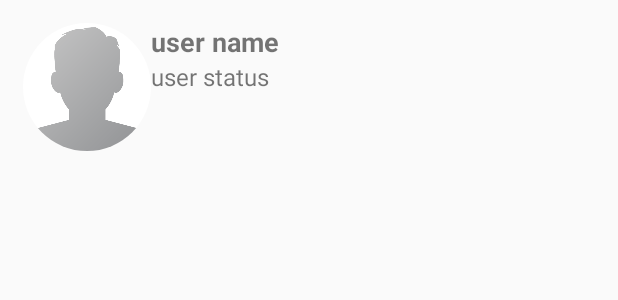
After one commit to Siddharth1698/Charla, an Android app: the layout user_display_layout.xml on its own in the app's theme, with its tools: preview values and no code run, on a phone screen of 412 x 824 dp. The commit adds this screen. Shown: the top 300 px of the screen. Run offline under Robolectric (Android 15) with nearby library versions, the phone set to English and light mode, and no system bars.

Commit message:
Retrive All Users

```diff
--- a/app/build.gradle
+++ b/app/build.gradle
@@ -32,8 +32,10 @@ dependencies {
     testImplementation 'junit:junit:4.12'
     androidTestImplementation 'androidx.test:runner:1.1.0-alpha4'
     androidTestImplementation 'androidx.test.espresso:espresso-core:3.1.0-alpha4'
-    compile 'com.theartofdev.edmodo:android-image-cropper:2.8.+'
+    implementation 'com.theartofdev.edmodo:android-image-cropper:2.8.+'
     implementation 'com.squareup.picasso:picasso:2.71828'
+    implementation 'androidx.recyclerview:recyclerview:1.0.0'
+    implementation 'com.firebaseui:firebase-ui-database:3.2.2'
 
 
 }
--- /dev/null
+++ b/app/src/main/res/layout/user_display_layout.xml
@@ -0,0 +1,59 @@
+<?xml version="1.0" encoding="utf-8"?>
+<RelativeLayout
+    xmlns:android="http://schemas.android.com/apk/res/android"
+    android:layout_width="match_parent"
+    android:layout_height="wrap_content">
+
+    <LinearLayout
+        android:layout_width="match_parent"
+        android:layout_height="wrap_content"
+        android:layout_margin="15dp"
+        android:orientation="horizontal"
+        >
+
+        <de.hdodenhof.circleimageview.CircleImageView
+            android:id="@+id/users_profile_image"
+            android:layout_width="85dp"
+            android:layout_height="85dp"
+            android:src="@drawable/profile_image"/>
+
+       <LinearLayout
+           android:layout_width="match_parent"
+           android:orientation="vertical"
+           android:layout_height="wrap_content">
+
+           <LinearLayout
+               android:layout_width="match_parent"
+               android:layout_height="wrap_content"
+               android:orientation="horizontal">
+
+               <TextView
+                   android:id="@+id/user_profile_name"
+                   android:layout_width="200dp"
+                   android:layout_height="wrap_content"
+                   android:text="user name"
+                   android:textSize="18sp"
+                   android:textStyle="bold"/>
+
+               <ImageView
+                   android:id="@+id/users_online_status"
+                   android:layout_width="18dp"
+                   android:layout_height="18dp"
+                   android:visibility="invisible"
+                   android:layout_marginTop="5dp"
+                   android:src="@drawable/online"/>
+           </LinearLayout>
+
+           <TextView
+               android:id="@+id/user_status"
+               android:layout_width="match_parent"
+               android:layout_height="wrap_content"
+               android:text="user status"
+               android:textAlignment="textStart"
+               android:textSize="16sp"/>
+
+       </LinearLayout>
+
+    </LinearLayout>
+
+</RelativeLayout>
```
Also changed, not shown: app/src/main/AndroidManifest.xml (+8 -5 lines), app/src/main/java/ml/siddharthm/charla/Contacts.java (added, +39 -0 lines), app/src/main/java/ml/siddharthm/charla/FindFriendsActivity.java (added, +87 -0 lines), app/src/main/java/ml/siddharthm/charla/MainActivity.java (+8 -0 lines), app/src/main/res/layout/activity_find_friends.xml (added, +21 -0 lines).
